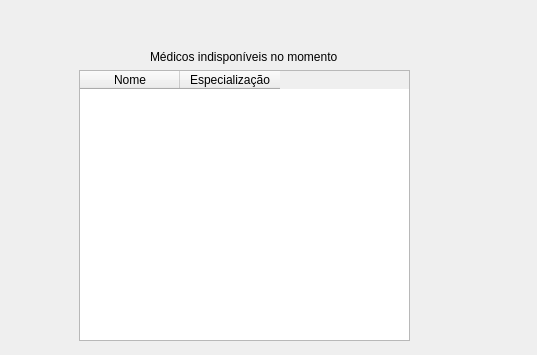
This is disponibilizarwindow.ui in calebeof/MedTask as Qt 5 draws it before an edit. The edited form follows.
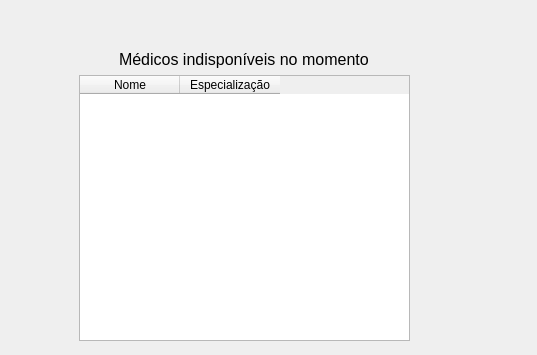
This is the edited form.

```diff
--- a/disponibilizarwindow.ui
+++ b/disponibilizarwindow.ui
@@ -25,6 +25,12 @@
    <layout class="QVBoxLayout" name="verticalLayout">
     <item alignment="Qt::AlignHCenter">
      <widget class="QLabel" name="lb_medicos">
+      <property name="font">
+       <font>
+        <family>Ubuntu</family>
+        <pointsize>12</pointsize>
+       </font>
+      </property>
       <property name="text">
        <string>Médicos indisponíveis no momento</string>
       </property>
@@ -32,6 +38,11 @@
     </item>
     <item>
      <widget class="QTableWidget" name="tbl_medicos">
+      <property name="font">
+       <font>
+        <family>Ubuntu</family>
+       </font>
+      </property>
       <column>
        <property name="text">
         <string>Nome</string>
```
Left out of the diff: 2 changed lines with no effect on the pictures.
